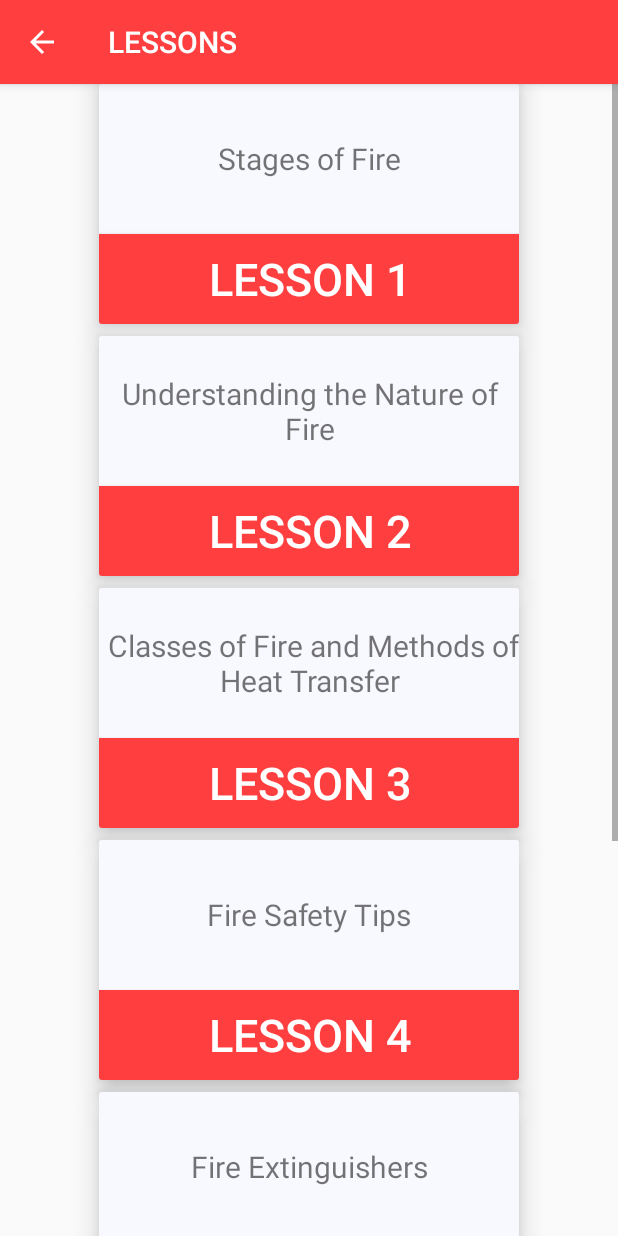
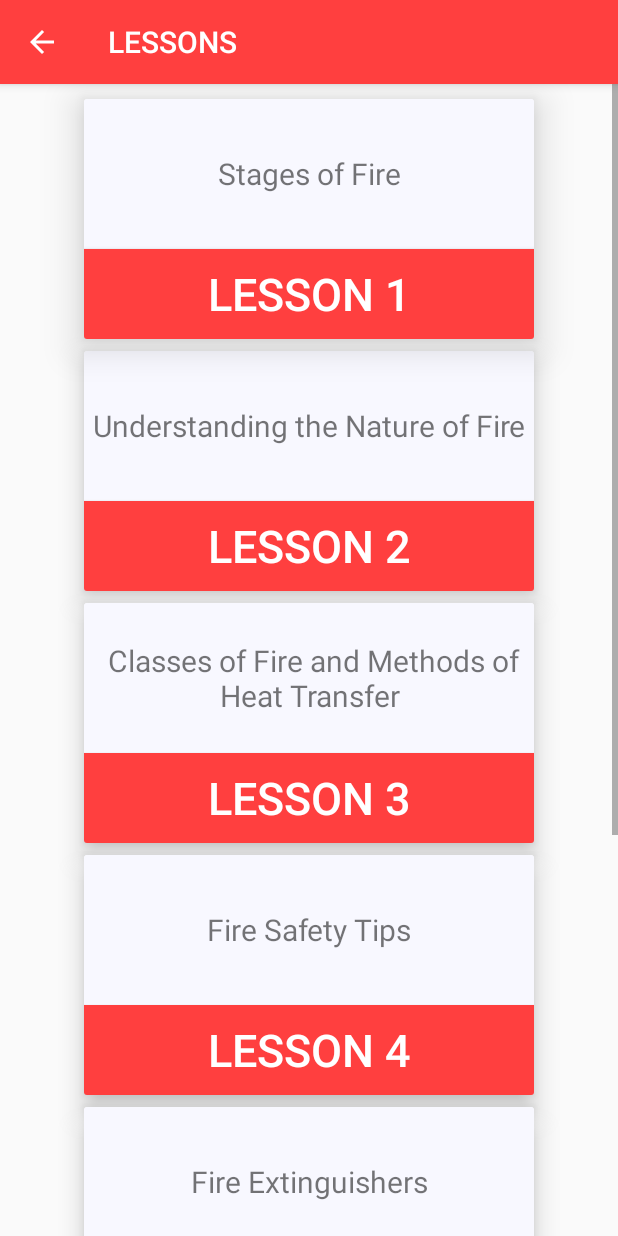
Before and after one commit to AloysiusGChua/115_Project, an Android app: the screen it shows after launch (LessonMain), after a tap on "LESSONS", on a phone screen of 412 x 824 dp. Run offline under Robolectric (Android 15) with nearby library versions, the phone set to English and light mode, and no system bars.

```diff
--- a/app/src/main/java/com/ust/project/SplashScreen.java
+++ b/app/src/main/java/com/ust/project/SplashScreen.java
@@ -1,6 +1,7 @@
 package com.ust.project;
 
 import android.content.Intent;
+import android.support.v7.app.ActionBar;
 import android.support.v7.app.AppCompatActivity;
 import android.os.Bundle;
 import android.view.Menu;
@@ -9,12 +10,15 @@ import android.os.Handler;
 
 public class SplashScreen extends AppCompatActivity {
 
-    private final int SPLASH_DISPLAY_LENGTH = 1000;
+    private final int SPLASH_DISPLAY_LENGTH = 2000;
 
     @Override
     protected void onCreate(Bundle savedInstanceState) {
         super.onCreate(savedInstanceState);
         setContentView(R.layout.activity_splash_screen);
+
+        ActionBar actionBarMain = getSupportActionBar();
+        actionBarMain.hide();
 
         new Handler().postDelayed(new Runnable(){
             @Override
--- a/app/src/main/res/layout/activity_lesson_five.xml
+++ b/app/src/main/res/layout/activity_lesson_five.xml
@@ -11,7 +11,7 @@
 
     <TextView
         android:id="@+id/textViewlessonfivetitle"
-        style="@style/TextViewLessonChoose"
+        style="@style/TextViewLessons"
         android:text="Fire Extinguishers"
         app:layout_constraintEnd_toEndOf="parent"
         app:layout_constraintStart_toStartOf="parent"
--- a/app/src/main/res/layout/activity_lesson_four.xml
+++ b/app/src/main/res/layout/activity_lesson_four.xml
@@ -11,7 +11,7 @@
 
     <TextView
         android:id="@+id/textViewlessonfourtitle"
-        style="@style/TextViewLessonChoose"
+        style="@style/TextViewLessons"
         android:text="Fire Safety Tips"
         app:layout_constraintEnd_toEndOf="parent"
         app:layout_constraintStart_toStartOf="parent"
@@ -33,7 +33,7 @@
 
     <TextView
         android:id="@+id/textViewlessonfour1"
-        style="@style/TextViewLessonChoose"
+        style="@style/TextViewLessons"
         android:layout_width="360dp"
         android:layout_height="900dp"
         android:text="1. Identify and report fire hazards and unsafe work practices.\n
--- a/app/src/main/res/layout/activity_lesson_main.xml
+++ b/app/src/main/res/layout/activity_lesson_main.xml
@@ -16,15 +16,18 @@
         <android.support.v7.widget.CardView xmlns:card_view="http://schemas.android.com/apk/res-auto"
             android:id="@+id/CardViewLesson1"
             style="@style/CardViewLesson"
+            android:layout_marginTop="10dp"
             app:layout_constraintEnd_toEndOf="parent"
             app:layout_constraintStart_toStartOf="parent"
-        card_view:cardElevation="10dp">
+            card_view:cardElevation="15dp"
+            card_view:layout_constraintTop_toTopOf="parent">
 
             <android.support.constraint.ConstraintLayout
-            android:layout_width="280dp"
-            android:layout_height="270dp"
-            android:minHeight="270dp"
-            android:minWidth="280dp">
+                android:layout_width="300dp"
+                android:layout_height="160dp"
+                android:minHeight="160dp"
+                android:minWidth="300dp">
+
                 <TextView
                     android:id="@+id/textView1"
                     style="@style/TextViewLessonChoose"
@@ -38,7 +41,7 @@
                     android:text="Lesson 1"
                     app:layout_constraintEnd_toEndOf="parent"
                     app:layout_constraintStart_toStartOf="parent"
-                app:layout_constraintTop_toBottomOf="@+id/textView1"/>
+                    app:layout_constraintTop_toBottomOf="@+id/textView1" />
 
             </android.support.constraint.ConstraintLayout>
 
@@ -55,10 +58,10 @@
         card_view:cardElevation="10dp">
 
         <android.support.constraint.ConstraintLayout
-            android:layout_width="280dp"
-            android:layout_height="270dp"
-            android:minHeight="270dp"
-            android:minWidth="280dp">
+            android:layout_width="300dp"
+            android:layout_height="160dp"
+            android:minHeight="160dp"
+            android:minWidth="300dp">
             <TextView
                 android:id="@+id/textView2"
                 style="@style/TextViewLessonChoose"
@@ -89,10 +92,10 @@
         card_view:cardElevation="10dp">
 
         <android.support.constraint.ConstraintLayout
-            android:layout_width="280dp"
-            android:layout_height="270dp"
-            android:minHeight="270dp"
-            android:minWidth="280dp">
+            android:layout_width="300dp"
+            android:layout_height="160dp"
+            android:minHeight="160dp"
+            android:minWidth="300dp">
             <TextView
                 android:id="@+id/textView3"
                 style="@style/TextViewLessonChoose"
@@ -123,10 +126,10 @@
         card_view:cardElevation="10dp">
 
         <android.support.constraint.ConstraintLayout
-            android:layout_width="280dp"
-            android:layout_height="270dp"
-            android:minHeight="270dp"
-            android:minWidth="280dp">
+            android:layout_width="300dp"
+            android:layout_height="160dp"
+            android:minHeight="160dp"
+            android:minWidth="300dp">
             <TextView
                 android:id="@+id/textView4"
                 style="@style/TextViewLessonChoose"
@@ -157,10 +160,10 @@
         card_view:cardElevation="10dp">
 
         <android.support.constraint.ConstraintLayout
-            android:layout_width="280dp"
-            android:layout_height="270dp"
-            android:minHeight="270dp"
-            android:minWidth="280dp">
+            android:layout_width="300dp"
+            android:layout_height="160dp"
+            android:minHeight="160dp"
+            android:minWidth="300dp">
             <TextView
                 android:id="@+id/textView5"
                 style="@style/TextViewLessonChoose"
@@ -191,10 +194,10 @@
             card_view:cardElevation="10dp">
 
             <android.support.constraint.ConstraintLayout
-                android:layout_width="280dp"
-                android:layout_height="270dp"
-                android:minHeight="270dp"
-                android:minWidth="280dp">
+                android:layout_width="300dp"
+                android:layout_height="160dp"
+                android:minHeight="160dp"
+                android:minWidth="300dp">
                 <TextView
                     android:id="@+id/textView6"
                     style="@style/TextViewLessonChoose"
@@ -225,10 +228,10 @@
             card_view:cardElevation="10dp">
 
             <android.support.constraint.ConstraintLayout
-                android:layout_width="280dp"
-                android:layout_height="270dp"
-                android:minHeight="270dp"
-                android:minWidth="280dp">
+                android:layout_width="300dp"
+                android:layout_height="160dp"
+                android:minHeight="160dp"
+                android:minWidth="300dp">
 
                 <TextView
                     android:id="@+id/textView7"
--- a/app/src/main/res/layout/activity_lesson_one.xml
+++ b/app/src/main/res/layout/activity_lesson_one.xml
@@ -13,7 +13,7 @@
 
         <TextView
             android:id="@+id/textViewlessononetitle"
-            style="@style/TextViewLessonChoose"
+            style="@style/TextViewLessons"
             android:text="Understanding the Nature of Fire"
             app:layout_constraintEnd_toEndOf="parent"
             app:layout_constraintStart_toStartOf="parent"
--- a/app/src/main/res/layout/activity_lesson_seven.xml
+++ b/app/src/main/res/layout/activity_lesson_seven.xml
@@ -12,7 +12,7 @@
 
     <TextView
         android:id="@+id/textViewlessonseventitle"
-        style="@style/TextViewLessonChoose"
+        style="@style/TextViewLessons"
         android:text="Fire Safety First Aid"
         app:layout_constraintEnd_toEndOf="parent"
         app:layout_constraintStart_toStartOf="parent"
--- a/app/src/main/res/layout/activity_lesson_six.xml
+++ b/app/src/main/res/layout/activity_lesson_six.xml
@@ -13,7 +13,7 @@
 
         <TextView
             android:id="@+id/textViewlessonsixtitle"
-            style="@style/TextViewLessonChoose"
+            style="@style/TextViewLessons"
             android:text="Fire Prevention"
             app:layout_constraintEnd_toEndOf="parent"
             app:layout_constraintStart_toStartOf="parent"
--- a/app/src/main/res/layout/activity_lesson_two.xml
+++ b/app/src/main/res/layout/activity_lesson_two.xml
@@ -12,7 +12,7 @@
 
     <TextView
         android:id="@+id/textViewlessontwotitle"
-        style="@style/TextViewLessonChoose"
+        style="@style/TextViewLessons"
         android:text="Stages of Fire"
         app:layout_constraintEnd_toEndOf="parent"
         app:layout_constraintStart_toStartOf="parent"
--- a/app/src/main/res/values/styles.xml
+++ b/app/src/main/res/values/styles.xml
@@ -25,7 +25,7 @@
     </style>
 
     <style name="TextViewLessonChoose">
-        <item name="android:layout_width">280dp</item>
+        <item name="android:layout_width">300dp</item>
         <item name="android:layout_height">100dp</item>
         <item name="android:layout_marginEnd">8dp</item>
         <item name="android:layout_marginLeft">8dp</item>
@@ -35,6 +35,18 @@
         <item name="android:textSize">20sp</item>
         <item name="android:gravity">center</item>
         <item name="android:background">@color/colorBackground</item>
+    </style>
+
+    <style name="TextViewLessons">
+        <item name="android:layout_width">300dp</item>
+        <item name="android:layout_height">100dp</item>
+        <item name="android:layout_marginEnd">8dp</item>
+        <item name="android:layout_marginLeft">8dp</item>
+        <item name="android:layout_marginRight">8dp</item>
+        <item name="android:layout_marginStart">8dp</item>
+        <item name="android:layout_marginTop">8dp</item>
+        <item name="android:textSize">20sp</item>
+        <item name="android:gravity">center</item>
     </style>
 
     <style name="TextViewHomePage">
@@ -64,7 +76,7 @@
     </style>
 
     <style name="CardViewLesson">
-        <item name="android:layout_width">280dp</item>
+        <item name="android:layout_width">300dp</item>
         <item name="android:layout_height">160dp</item>
         <item name="android:layout_marginEnd">8dp</item>
         <item name="android:layout_marginLeft">8dp</item>
```
Also changed, not shown: app/src/main/AndroidManifest.xml (+7 -2 lines), app/src/main/res/layout/activity_lesson_three.xml (+7 -7 lines), app/src/main/res/layout/activity_main.xml (+18 -19 lines), app/src/main/res/layout/activity_splash_screen.xml (+31 -7 lines). Lines whose indentation alone changed are shown as unchanged.
